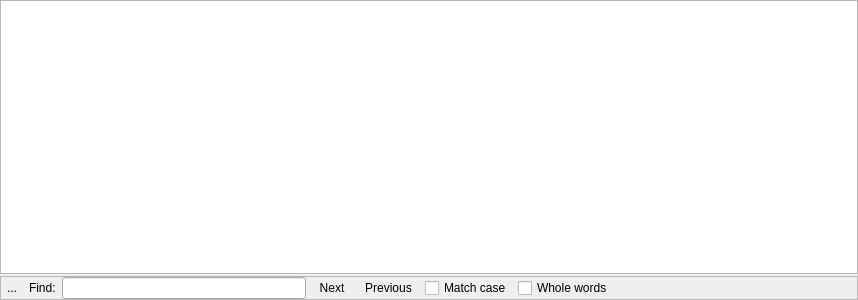
MonroeQuantumNetworks/IonControl, file ui/PulseProgramEdit.ui: the form before one commit.
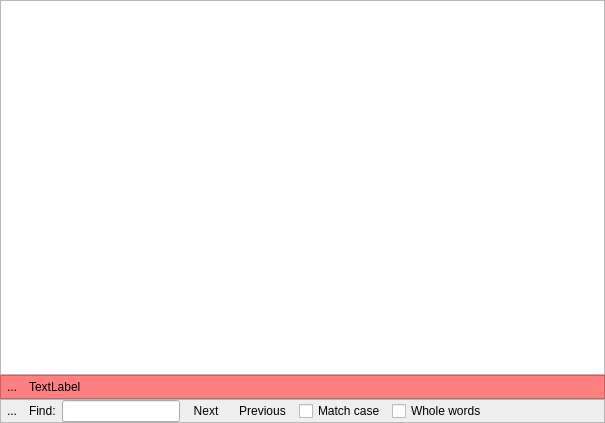
The form after the commit. Icons and pictures are not drawn.

Commit message: improved error display for compile errors in PulseProgram

Patch:
```diff
--- a/ui/PulseProgramEdit.ui
+++ b/ui/PulseProgramEdit.ui
@@ -6,8 +6,8 @@
    <rect>
     <x>0</x>
     <y>0</y>
-    <width>858</width>
-    <height>300</height>
+    <width>605</width>
+    <height>423</height>
    </rect>
   </property>
   <property name="windowTitle">
@@ -15,7 +15,7 @@
   </property>
   <layout class="QVBoxLayout" name="verticalLayout">
    <property name="spacing">
-    <number>2</number>
+    <number>0</number>
    </property>
    <property name="margin">
     <number>0</number>
@@ -23,6 +23,82 @@
    <item>
     <widget class="QTextEdit" name="textEdit"/>
    </item>
+   <item>
+    <widget class="QFrame" name="errorDisplay">
+     <property name="autoFillBackground">
+      <bool>false</bool>
+     </property>
+     <property name="styleSheet">
+      <string notr="true">QWidget {background: #ff8080; }</string>
+     </property>
+     <property name="frameShape">
+      <enum>QFrame::StyledPanel</enum>
+     </property>
+     <property name="frameShadow">
+      <enum>QFrame::Raised</enum>
+     </property>
+     <layout class="QHBoxLayout" name="horizontalLayout_5">
+      <property name="spacing">
+       <number>6</number>
+      </property>
+      <property name="margin">
+       <number>0</number>
+      </property>
+      <item>
+       <widget class="QToolButton" name="closeErrorButton">
+        <property name="minimumSize">
+         <size>
+          <width>22</width>
+          <height>22</height>
+         </size>
+        </property>
+        <property name="maximumSize">
+         <size>
+          <width>22</width>
+          <height>22</height>
+         </size>
+        </property>
+        <property name="text">
+         <string>...</string>
+        </property>
+        <property name="icon">
+         <iconset resource="Experiment.qrc">
+          <normaloff>:/openicon/icons/edit-delete-6.png</normaloff>:/openicon/icons/edit-delete-6.png</iconset>
+        </property>
+        <property name="iconSize">
+         <size>
+          <width>22</width>
+          <height>22</height>
+         </size>
+        </property>
+        <property name="autoRaise">
+         <bool>true</bool>
+        </property>
+       </widget>
+      </item>
+      <item>
+       <widget class="QLabel" name="errorLabel">
+        <property name="text">
+         <string>TextLabel</string>
+        </property>
+       </widget>
+      </item>
+      <item>
+       <spacer name="horizontalSpacer_4">
+        <property name="orientation">
+         <enum>Qt::Horizontal</enum>
+        </property>
+        <property name="sizeHint" stdset="0">
+         <size>
+          <width>31</width>
+          <height>19</height>
+         </size>
+        </property>
+       </spacer>
+      </item>
+     </layout>
+    </widget>
+   </item>
    <item>
     <widget class="QFrame" name="findWidgetFrame">
      <property name="frameShape">
```
The commit also changes 3 other files.
